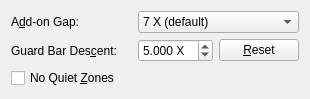
Before: the Qt Designer form frontend_qt/grpUPCEAN.ui in TeLLie/zint-os2, drawn with Qt 5.
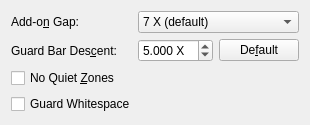
After: the same form once the commit is applied.

Patch:
```diff
--- a/frontend_qt/grpUPCEAN.ui
+++ b/frontend_qt/grpUPCEAN.ui
@@ -25,7 +25,7 @@
      <item row="0" column="0">
       <widget class="QLabel" name="lblUPCEANAddonGap">
        <property name="text">
-        <string>A&amp;dd-on Gap:</string>
+        <string>Add-o&amp;n Gap:</string>
        </property>
        <property name="toolTip">
         <string>Horizontal space in X-dimensions between
@@ -145,7 +145,7 @@
 to default 5X</string>
          </property>
          <property name="text">
-          <string>&amp;Reset</string>
+          <string>De&amp;fault</string>
          </property>
          <property name="sizePolicy">
           <sizepolicy hsizetype="Preferred" vsizetype="Fixed">
@@ -178,6 +178,20 @@
      </property>
     </widget>
    </item>
+   <item>
+    <widget class="QCheckBox" name="chkUPCEANGuardWhitespace">
+     <property name="text">
+      <string>Guard Whitespace</string>
+     </property>
+     <property name="checked">
+      <bool>false</bool>
+     </property>
+     <property name="toolTip">
+      <string>Add quiet zone indicators ("&lt;", "&gt;") to Human Readable Text (HRT)
+(ignored if disabled)</string>
+     </property>
+    </widget>
+   </item>
    <item>
     <spacer name="verticalSpacerUPCEAN">
      <property name="orientation">
```
Left out of the diff: 2 changed lines with no effect on the pictures.
